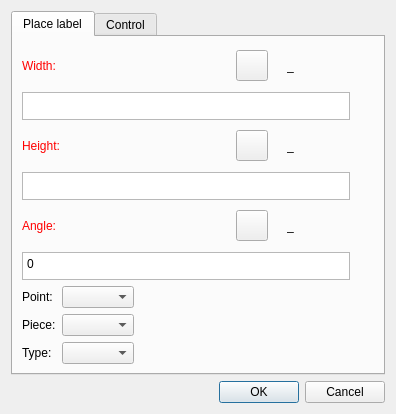
Before: the Qt Designer form src/libs/vtools/dialogs/tools/piece/dialogplacelabel.ui in dismine/valentina, drawn with Qt 5.
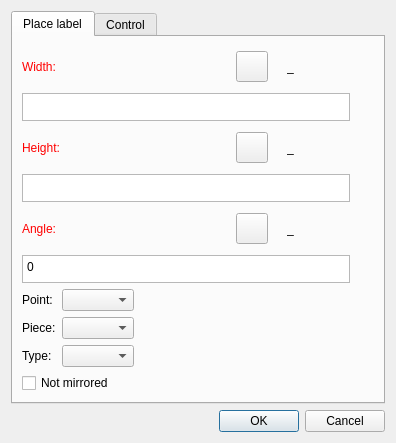
After: the same form once the commit is applied. Icons and pictures are not drawn. Custom widgets are drawn as their Qt base class.

What changed in the file:
```diff
--- a/src/libs/vtools/dialogs/tools/piece/dialogplacelabel.ui
+++ b/src/libs/vtools/dialogs/tools/piece/dialogplacelabel.ui
@@ -7,7 +7,7 @@
     <x>0</x>
     <y>0</y>
     <width>396</width>
-    <height>414</height>
+    <height>443</height>
    </rect>
   </property>
   <property name="windowTitle">
@@ -617,6 +617,13 @@
          </item>
         </layout>
        </item>
+       <item>
+        <widget class="QCheckBox" name="checkBoxNotMirrored">
+         <property name="text">
+          <string>Not mirrored</string>
+         </property>
+        </widget>
+       </item>
       </layout>
      </widget>
      <widget class="QWidget" name="tabControl">
```
Left out of the diff: 20 changed lines with no effect on the pictures.
